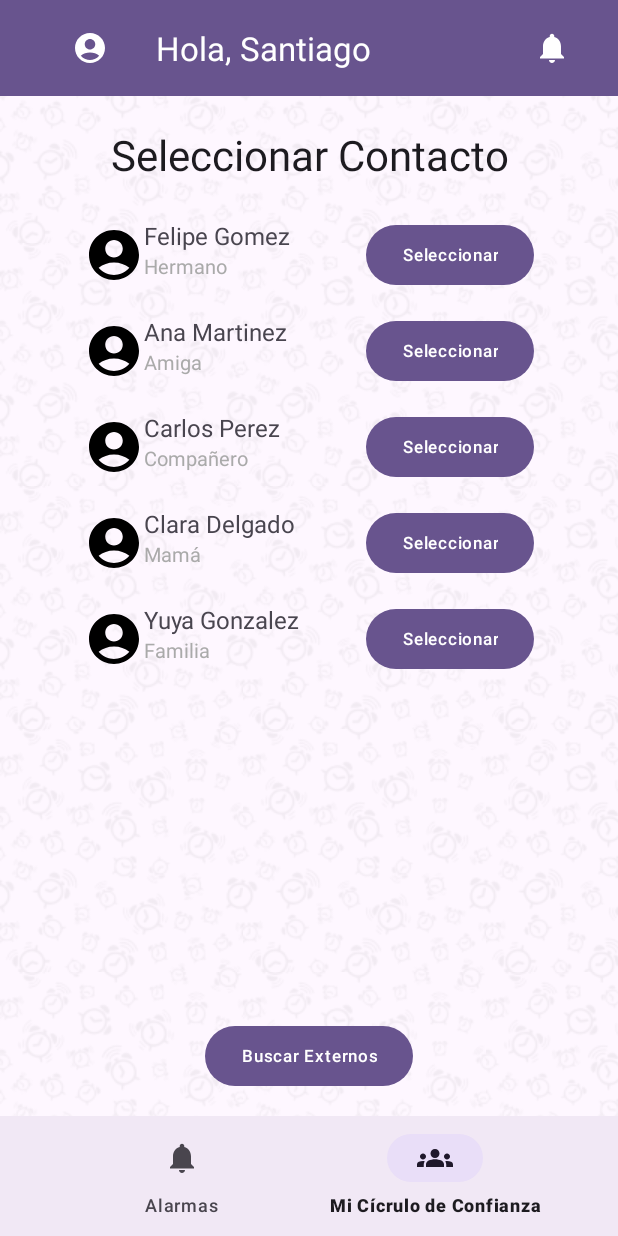
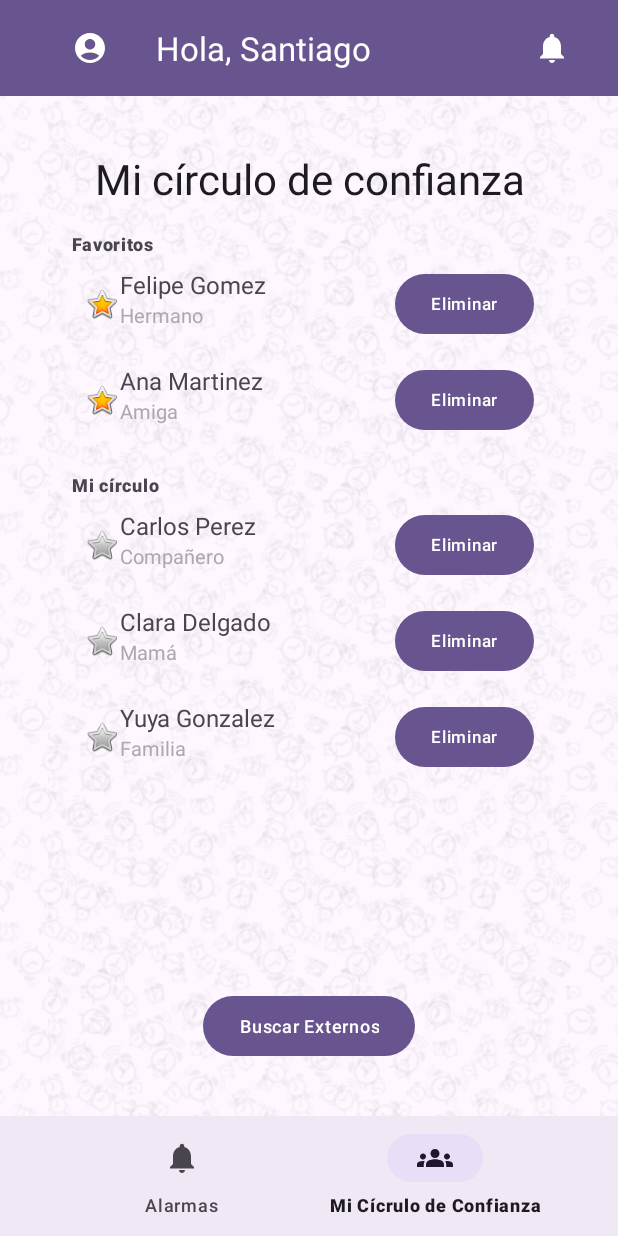
Before and after one commit to santi8194/MISW4302-AlarmConnect-Movil, an Android app: the screen it shows after launch (MainActivity), item 2 of the bottom bar chosen, on a phone screen of 412 x 824 dp. Run offline under Robolectric (Android 15) with nearby library versions, the phone set to English and light mode, and no system bars; our stand-ins replace navigation-ui.

Commit message:
Pantalla 7 terminada

```diff
--- /dev/null
+++ b/app/src/main/java/com/example/alarmconnect/FavoritosListAdapter.kt
@@ -0,0 +1,32 @@
+package com.example.alarmconnect
+
+import android.view.LayoutInflater
+import android.view.ViewGroup
+import androidx.recyclerview.widget.RecyclerView
+import com.example.alarmconnect.databinding.ListItemFavoritosBinding
+
+class FavoritosListAdapter(
+    private val contactos: List<ContactoConfianza>
+) : RecyclerView.Adapter<FavoritosListAdapter.ViewHolder>() {
+
+    class ViewHolder(private val binding: ListItemFavoritosBinding) : RecyclerView.ViewHolder(binding.root) {
+        fun bind(contacto: ContactoConfianza) {
+            binding.nombreContacto.text = contacto.nombre
+            binding.relacionContacto.text = contacto.relacion
+            binding.eliminarButton.setOnClickListener {
+                // Acción de eliminar (puede quedar vacío por ahora)
+            }
+        }
+    }
+
+    override fun onCreateViewHolder(parent: ViewGroup, viewType: Int): ViewHolder {
+        val binding = ListItemFavoritosBinding.inflate(LayoutInflater.from(parent.context), parent, false)
+        return ViewHolder(binding)
+    }
+
+    override fun onBindViewHolder(holder: ViewHolder, position: Int) {
+        holder.bind(contactos[position])
+    }
+
+    override fun getItemCount(): Int = contactos.size
+}
--- /dev/null
+++ b/app/src/main/java/com/example/alarmconnect/MiCirculoListAdapter.kt
@@ -0,0 +1,32 @@
+package com.example.alarmconnect
+
+import android.view.LayoutInflater
+import android.view.ViewGroup
+import androidx.recyclerview.widget.RecyclerView
+import com.example.alarmconnect.databinding.ListItemMicirculoBinding
+
+class MiCirculoListAdapter(
+    private val contactos: List<ContactoConfianza>
+) : RecyclerView.Adapter<MiCirculoListAdapter.ViewHolder>() {
+
+    class ViewHolder(private val binding: ListItemMicirculoBinding) : RecyclerView.ViewHolder(binding.root) {
+        fun bind(contacto: ContactoConfianza) {
+            binding.nombreContacto.text = contacto.nombre
+            binding.relacionContacto.text = contacto.relacion
+            binding.eliminarButton.setOnClickListener {
+                // Acción de eliminar (puede quedar vacío por ahora)
+            }
+        }
+    }
+
+    override fun onCreateViewHolder(parent: ViewGroup, viewType: Int): ViewHolder {
+        val binding = ListItemMicirculoBinding.inflate(LayoutInflater.from(parent.context), parent, false)
+        return ViewHolder(binding)
+    }
+
+    override fun onBindViewHolder(holder: ViewHolder, position: Int) {
+        holder.bind(contactos[position])
+    }
+
+    override fun getItemCount(): Int = contactos.size
+}
--- /dev/null
+++ b/app/src/main/java/com/example/alarmconnect/ui/circulo/MiCirculoConfianzaFragment.kt
@@ -0,0 +1,58 @@
+package com.example.alarmconnect.ui.circulo
+
+import android.os.Bundle
+import android.view.LayoutInflater
+import android.view.View
+import android.view.ViewGroup
+import androidx.fragment.app.Fragment
+import androidx.recyclerview.widget.LinearLayoutManager
+import com.example.alarmconnect.databinding.FragmentCirculoConfianzaBinding
+import com.example.alarmconnect.ContactoConfianza
+import com.example.alarmconnect.FavoritosListAdapter
+import com.example.alarmconnect.MiCirculoListAdapter
+
+class MiCirculoConfianzaFragment : Fragment() {
+
+    private var _binding: FragmentCirculoConfianzaBinding? = null
+    private val binding get() = _binding!!
+
+    override fun onCreateView(
+        inflater: LayoutInflater, container: ViewGroup?,
+        savedInstanceState: Bundle?
+    ): View {
+        _binding = FragmentCirculoConfianzaBinding.inflate(inflater, container, false)
+        val view = binding.root
+
+        // Lista de contactos de prueba
+        val listaFavoritos = listOf(
+            ContactoConfianza("Felipe Gomez", "Hermano"),
+            ContactoConfianza("Ana Martinez", "Amiga")
+        )
+
+        val listaMiCirculo = listOf(
+            ContactoConfianza("Carlos Perez", "Compañero"),
+            ContactoConfianza("Clara Delgado", "Mamá"),
+            ContactoConfianza("Yuya Gonzalez", "Familia")
+        )
+
+        // Configurar RecyclerView de Favoritos
+        binding.recyclerFavoritos.layoutManager = LinearLayoutManager(requireContext())
+        binding.recyclerFavoritos.adapter = FavoritosListAdapter(listaFavoritos)
+
+        // Configurar RecyclerView de Mi Círculo
+        binding.recyclerMiCirculo.layoutManager = LinearLayoutManager(requireContext())
+        binding.recyclerMiCirculo.adapter = MiCirculoListAdapter(listaMiCirculo)
+
+        // Acción del botón Buscar Externos (Por ahora sin función específica)
+        binding.buttonBuscarExternos.setOnClickListener {
+            //TODO
+        }
+
+        return view
+    }
+
+    override fun onDestroyView() {
+        super.onDestroyView()
+        _binding = null
+    }
+}
--- /dev/null
+++ b/app/src/main/res/layout/fragment_circulo_confianza.xml
@@ -0,0 +1,80 @@
+<?xml version="1.0" encoding="utf-8"?>
+<androidx.constraintlayout.widget.ConstraintLayout
+    xmlns:android="http://schemas.android.com/apk/res/android"
+    xmlns:app="http://schemas.android.com/apk/res-auto"
+    xmlns:tools="http://schemas.android.com/tools"
+    android:layout_width="match_parent"
+    android:layout_height="match_parent"
+    android:padding="16dp"
+    android:background="@drawable/app_background"
+    tools:context=".ui.circulo.MiCirculoConfianzaFragment">
+
+
+    <!-- Título -->
+    <TextView
+        android:id="@+id/titleMiCirculo"
+        style="@style/TextAppearance.Material3.HeadlineMedium"
+        android:layout_width="wrap_content"
+        android:layout_height="wrap_content"
+        android:layout_marginTop="20dp"
+        android:text="Mi círculo de confianza"
+        android:textAlignment="center"
+        android:gravity="center"
+        app:layout_constraintTop_toTopOf="parent"
+        app:layout_constraintStart_toStartOf="parent"
+        app:layout_constraintEnd_toEndOf="parent"/>
+
+    <!-- Lista de Favoritos -->
+    <TextView
+        android:id="@+id/titleFavoritos"
+        android:layout_width="wrap_content"
+        android:layout_height="wrap_content"
+        android:layout_marginTop="16dp"
+        android:text="Favoritos"
+        android:textAppearance="@style/TextAppearance.Material3.LabelMedium"
+        android:textStyle="bold"
+        app:layout_constraintTop_toBottomOf="@id/titleMiCirculo"
+        app:layout_constraintStart_toStartOf="parent"/>
+
+    <androidx.recyclerview.widget.RecyclerView
+        android:id="@+id/recyclerFavoritos"
+        android:layout_width="match_parent"
+        android:layout_height="wrap_content"
+        app:layout_constraintTop_toBottomOf="@id/titleFavoritos"
+        app:layout_constraintStart_toStartOf="parent"
+        app:layout_constraintEnd_toEndOf="parent"/>
+
+    <!-- Lista de Mi Círculo -->
+    <TextView
+        android:id="@+id/titleMiCirculoList"
+        android:layout_width="wrap_content"
+        android:layout_height="wrap_content"
+        android:layout_marginTop="16dp"
+        android:text="Mi círculo"
+        android:textAppearance="@style/TextAppearance.Material3.LabelMedium"
+        android:textStyle="bold"
+        app:layout_constraintTop_toBottomOf="@id/recyclerFavoritos"
+        app:layout_constraintStart_toStartOf="parent"/>
+
+    <androidx.recyclerview.widget.RecyclerView
+        android:id="@+id/recyclerMiCirculo"
+        android:layout_width="match_parent"
+        android:layout_height="wrap_content"
+        app:layout_constraintTop_toBottomOf="@id/titleMiCirculoList"
+        app:layout_constraintStart_toStartOf="parent"
+        app:layout_constraintEnd_toEndOf="parent"/>
+
+    <!-- Botón Guardar -->
+    <Button
+        android:id="@+id/buttonBuscarExternos"
+        style="@style/Widget.Material3.Button"
+        android:layout_width="wrap_content"
+        android:layout_height="wrap_content"
+        android:layout_marginBottom="20dp"
+        android:text="Buscar Externos"
+        android:textAppearance="@style/TextAppearance.Material3.LabelMedium"
+        app:layout_constraintBottom_toBottomOf="parent"
+        app:layout_constraintEnd_toEndOf="parent"
+        app:layout_constraintStart_toStartOf="parent"/>
+
+</androidx.constraintlayout.widget.ConstraintLayout>
--- /dev/null
+++ b/app/src/main/res/layout/list_item_favoritos.xml
@@ -0,0 +1,56 @@
+<?xml version="1.0" encoding="utf-8"?>
+<androidx.constraintlayout.widget.ConstraintLayout
+    xmlns:android="http://schemas.android.com/apk/res/android"
+    xmlns:app="http://schemas.android.com/apk/res-auto"
+    android:layout_width="match_parent"
+    android:layout_height="wrap_content"
+    android:padding="8dp">
+
+    <!-- Icono Favorito -->
+    <ImageView
+        android:id="@+id/iconoFavorito"
+        android:layout_width="24dp"
+        android:layout_height="24dp"
+        app:srcCompat="@android:drawable/btn_star_big_on"
+        app:layout_constraintStart_toStartOf="parent"
+        app:layout_constraintTop_toTopOf="parent"
+        app:layout_constraintBottom_toBottomOf="parent"/>
+
+    <!-- Nombre del contacto -->
+    <TextView
+        android:id="@+id/nombreContacto"
+        android:layout_width="0dp"
+        android:layout_height="wrap_content"
+        android:text="Nombre"
+        android:textSize="16sp"
+        app:layout_constraintStart_toEndOf="@id/iconoFavorito"
+        app:layout_constraintTop_toTopOf="parent"
+        app:layout_constraintEnd_toStartOf="@id/eliminarButton"/>
+
+    <!-- Relación del contacto -->
+    <TextView
+        android:id="@+id/relacionContacto"
+        android:layout_width="0dp"
+        android:layout_height="wrap_content"
+        android:text="Relación"
+        android:textSize="13sp"
+        android:textColor="@android:color/darker_gray"
+        app:layout_constraintStart_toEndOf="@id/iconoFavorito"
+        app:layout_constraintTop_toBottomOf="@id/nombreContacto"
+        app:layout_constraintEnd_toStartOf="@id/eliminarButton"/>
+
+    <!-- Botón Eliminar -->
+    <!-- Botón de Seleccionar -->
+    <Button
+        android:id="@+id/eliminarButton"
+        style="@style/Widget.Material3.Button"
+        android:layout_width="wrap_content"
+        android:layout_height="wrap_content"
+        android:text="Eliminar"
+        android:textSize="11sp"
+        android:textColor="@android:color/white"
+        app:layout_constraintEnd_toEndOf="parent"
+        app:layout_constraintTop_toTopOf="parent"
+        app:layout_constraintBottom_toBottomOf="parent"
+        android:textAppearance="@style/TextAppearance.Material3.LabelSmall" />
+</androidx.constraintlayout.widget.ConstraintLayout>
--- /dev/null
+++ b/app/src/main/res/layout/list_item_micirculo.xml
@@ -0,0 +1,56 @@
+<?xml version="1.0" encoding="utf-8"?>
+<androidx.constraintlayout.widget.ConstraintLayout
+    xmlns:android="http://schemas.android.com/apk/res/android"
+    xmlns:app="http://schemas.android.com/apk/res-auto"
+    android:layout_width="match_parent"
+    android:layout_height="wrap_content"
+    android:padding="8dp">
+
+    <!-- Icono MiCirculo -->
+    <ImageView
+        android:id="@+id/iconoMiCirculo"
+        android:layout_width="24dp"
+        android:layout_height="24dp"
+        app:srcCompat="@android:drawable/btn_star_big_off"
+        app:layout_constraintStart_toStartOf="parent"
+        app:layout_constraintTop_toTopOf="parent"
+        app:layout_constraintBottom_toBottomOf="parent"/>
+
+    <!-- Nombre del contacto -->
+    <TextView
+        android:id="@+id/nombreContacto"
+        android:layout_width="0dp"
+        android:layout_height="wrap_content"
+        android:text="Nombre"
+        android:textSize="16sp"
+        app:layout_constraintStart_toEndOf="@id/iconoMiCirculo"
+        app:layout_constraintTop_toTopOf="parent"
+        app:layout_constraintEnd_toStartOf="@id/eliminarButton"/>
+
+    <!-- Relación del contacto -->
+    <TextView
+        android:id="@+id/relacionContacto"
+        android:layout_width="0dp"
+        android:layout_height="wrap_content"
+        android:text="Relación"
+        android:textSize="13sp"
+        android:textColor="@android:color/darker_gray"
+        app:layout_constraintStart_toEndOf="@id/iconoMiCirculo"
+        app:layout_constraintTop_toBottomOf="@id/nombreContacto"
+        app:layout_constraintEnd_toStartOf="@id/eliminarButton"/>
+
+    <!-- Botón Eliminar -->
+    <!-- Botón de Seleccionar -->
+    <Button
+        android:id="@+id/eliminarButton"
+        style="@style/Widget.Material3.Button"
+        android:layout_width="wrap_content"
+        android:layout_height="wrap_content"
+        android:text="Eliminar"
+        android:textSize="11sp"
+        android:textColor="@android:color/white"
+        app:layout_constraintEnd_toEndOf="parent"
+        app:layout_constraintTop_toTopOf="parent"
+        app:layout_constraintBottom_toBottomOf="parent"
+        android:textAppearance="@style/TextAppearance.Material3.LabelSmall" />
+</androidx.constraintlayout.widget.ConstraintLayout>
--- a/app/src/main/res/navigation/mobile_navigation.xml
+++ b/app/src/main/res/navigation/mobile_navigation.xml
@@ -29,7 +29,7 @@
     </fragment>
     <fragment
         android:id="@+id/navigation_circulo"
-        android:name="com.example.alarmconnect.ui.circulo.SeleccionarContactoFragment"
+        android:name="com.example.alarmconnect.ui.circulo.MiCirculoConfianzaFragment"
         android:label="@string/title_circulo"
         tools:layout="@layout/fragment_seleccionar_contacto"
         />
```
